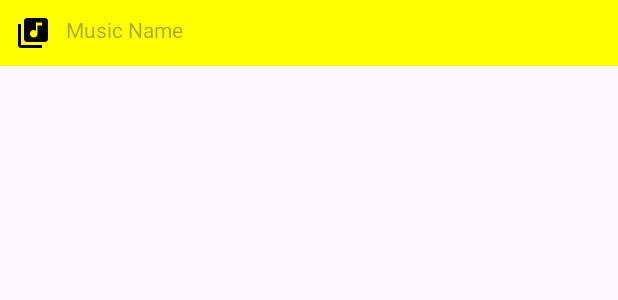
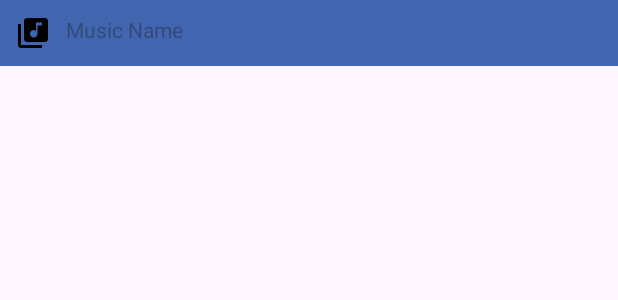
Before and after one commit to Ridham32/MusicPlayer, an Android app: the layout recyclerlistview.xml on its own in the app's theme, with its tools: preview values and no code run, on a phone screen of 412 x 824 dp. Shown: the top 300 px of the screen. Run offline under Robolectric (Android 15) with nearby library versions, the phone set to English and light mode, and no system bars.

```diff
--- a/app/src/main/java/com/ridhamsharma/musicplayer/MainActivity.kt
+++ b/app/src/main/java/com/ridhamsharma/musicplayer/MainActivity.kt
@@ -8,6 +8,7 @@ import android.os.Bundle
 import android.provider.MediaStore
 import androidx.activity.result.contract.ActivityResultContract
 import androidx.activity.result.contract.ActivityResultContracts
+import androidx.appcompat.app.AlertDialog
 import androidx.core.content.ContextCompat
 import androidx.core.view.get
 import androidx.lifecycle.ViewModelProvider
@@ -24,9 +25,11 @@ class MainActivity : AppCompatActivity() {
     var currentPlayingPosition = 0
     var permission = registerForActivityResult(ActivityResultContracts.RequestPermission()) {
         if (it) {
-            //getSongs
             getSongs()
         } else {
+            var dialog =  AlertDialog.Builder(this)
+                .setTitle("Permission not Granted")
+                .setMessage("Allow MusicPlayer to Access Local Storage..... go to settings")
             //alert.. cannot run app without permission
             //option pop-up ->> go to setting
             //exit finish
@@ -80,6 +83,7 @@ class MainActivity : AppCompatActivity() {
 
     //populate list use getSong fun
     fun getSongs() {
+        musicList.clear()
         var uri = MediaStore.Audio.Media.EXTERNAL_CONTENT_URI
         val selection = MediaStore.Audio.Media.IS_MUSIC
         val cursor: Cursor? = contentResolver?.query(uri, null, selection, null, null)
--- a/app/src/main/java/com/ridhamsharma/musicplayer/RecyclerViewAdapter.kt
+++ b/app/src/main/java/com/ridhamsharma/musicplayer/RecyclerViewAdapter.kt
@@ -31,9 +31,9 @@ class RecyclerViewAdapter( var musicClick: MusicClick): RecyclerView.Adapter<Rec
     override fun onBindViewHolder(holder: ViewHolder, position: Int) {
         holder.tvMusicName.setText(musicContent[position].title)
         //holder.musicClick= musicClick
-        holder.view.setOnClickListener {
+       /* holder.view.setOnClickListener {
             musicClick.onSongPlayClick(musicContent[position])
-        }
+        }*/
     }
 
     fun updateList( musicContent: ArrayList<MusicContent>){
--- a/app/src/main/res/layout/recyclerlistview.xml
+++ b/app/src/main/res/layout/recyclerlistview.xml
@@ -1,5 +1,14 @@
 <?xml version="1.0" encoding="utf-8"?>
-<androidx.constraintlayout.widget.ConstraintLayout xmlns:android="http://schemas.android.com/apk/res/android"
+<layout
+    xmlns:android="http://schemas.android.com/apk/res/android">
+
+    <data>
+        <variable
+            name="playMusic"
+            type="com.ridhamsharma.musicplayer.MusicViewModel" />
+    </data>
+
+<androidx.constraintlayout.widget.ConstraintLayout
     android:layout_width="match_parent"
     android:layout_height="wrap_content"
     xmlns:app="http://schemas.android.com/apk/res-auto">
@@ -8,11 +17,14 @@
     android:layout_height="wrap_content"
     android:id="@+id/tvMusicName"
     android:hint="Music Name"
-    android:background="#ff0"
     android:drawableStart="@drawable/ic_music"
     android:drawablePadding="10dp"
+    android:background="#4165AE"
     android:padding="10dp"
+    android:onClick="@{()-> playMusic.}"
     app:layout_constraintStart_toStartOf="parent"
     app:layout_constraintTop_toTopOf="parent"
     />
+
 </androidx.constraintlayout.widget.ConstraintLayout>
+</layout>
```
Also changed, not shown: app/src/main/java/com/ridhamsharma/musicplayer/Playlist_Fragment.kt (+11 -1 lines).
